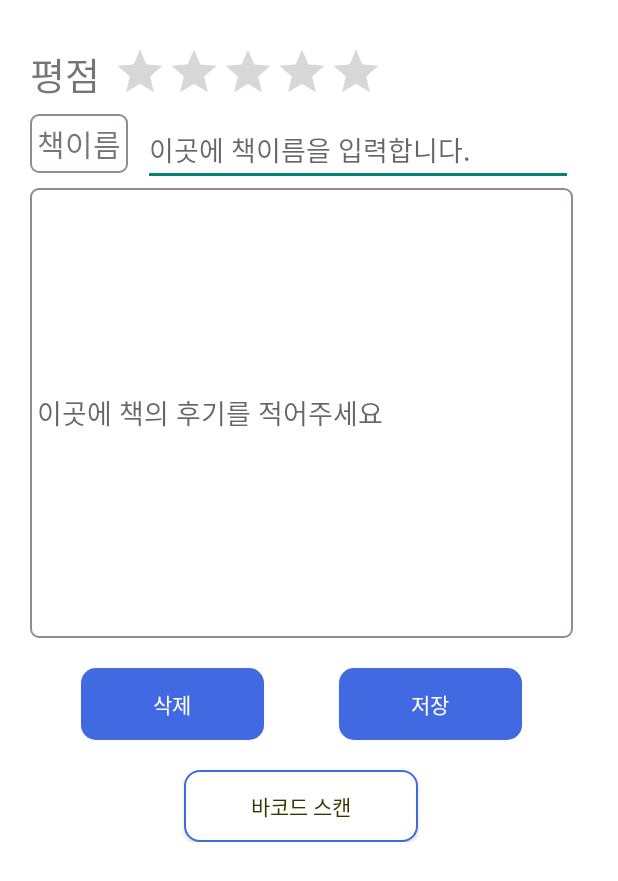
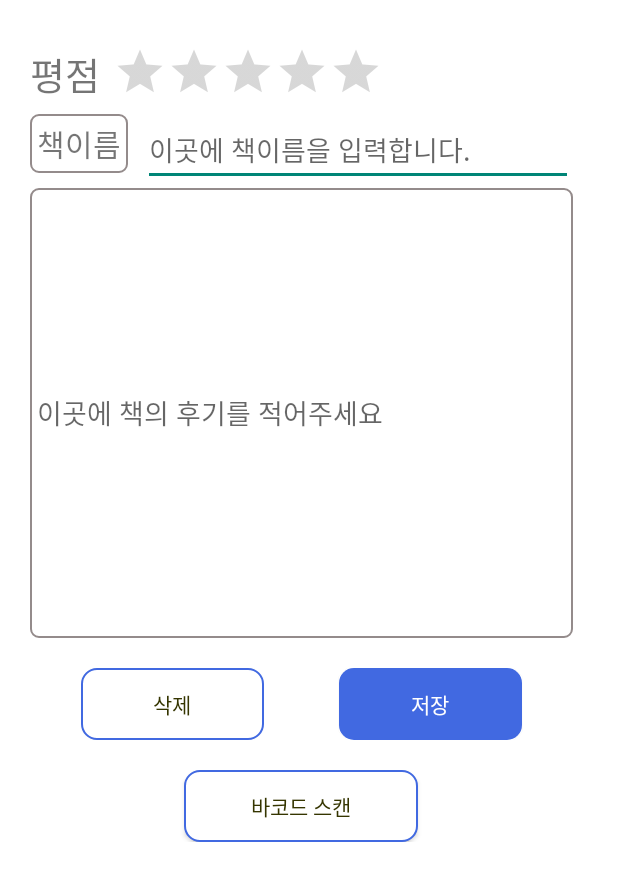
Before and after one commit to Young-Seok-Kim/YoungsBook, an Android app: the layout write_book_review.xml on its own in the app's theme, with its tools: preview values and no code run, on a phone screen of 412 x 824 dp. Shown: the top 881 px of the screen. Run offline under Robolectric (Android 15) with nearby library versions, the phone set to English and light mode, and no system bars.

Commit message:
holder.bindingAdapterPosition -> holder.absoluteAdapterPosition으로 변경

```diff
--- a/app/src/main/java/com/youngsbook/common/recyclerview/ItemClickSupport.kt
+++ b/app/src/main/java/com/youngsbook/common/recyclerview/ItemClickSupport.kt
@@ -20,7 +20,7 @@ class ItemClickSupport(recyclerView: RecyclerView) {
         override fun onSingleClick(v: View?) {
             if (mOnItemClickListener != null) {
                 val holder: RecyclerView.ViewHolder = mRecyclerView!!.getChildViewHolder(v!!)
-                mOnItemClickListener!!.onItemClicked(mRecyclerView, holder.bindingAdapterPosition, v) // holder.adapterPosition
+                mOnItemClickListener!!.onItemClicked(mRecyclerView, holder.absoluteAdapterPosition, v) // holder.adapterPosition
             }
         }
 
@@ -33,7 +33,7 @@ class ItemClickSupport(recyclerView: RecyclerView) {
                     view.setOnClickListener(mOnDoubleClickListener)
                     view.setOnLongClickListener{
                         val holder: RecyclerView.ViewHolder = mRecyclerView!!.getChildViewHolder(it!!)
-                        mOnItemClickListener!!.onItemLongClicked(mRecyclerView, holder.bindingAdapterPosition, it) // holder.adapterPosition
+                        mOnItemClickListener!!.onItemLongClicked(mRecyclerView, holder.absoluteAdapterPosition, it) // holder.adapterPosition
                         return@setOnLongClickListener true
                     }
                 }
--- a/app/src/main/java/com/youngsbook/ui/bookreview/WriteBookReview.kt
+++ b/app/src/main/java/com/youngsbook/ui/bookreview/WriteBookReview.kt
@@ -108,6 +108,7 @@ class WriteBookReview : DialogFragment() {
             binding.editTextBookName.isEnabled = false
             binding.editTextBookReview.setText(MainActivityAdapter.instance.currentItem?.REVIEW)
             binding.ratingBarStar.rating = MainActivityAdapter.instance.currentItem?.STAR_RATING ?: 0F // 기본값 0.0
+            binding.buttonScanBarCode.visibility = View.GONE
         }
     }
 
--- a/app/src/main/res/layout/write_book_review.xml
+++ b/app/src/main/res/layout/write_book_review.xml
@@ -102,8 +102,8 @@
                 android:layout_width="wrap_content"
                 android:layout_height="wrap_content"
                 android:id="@+id/button_Delete"
-                android:background="@drawable/customlayout_button_main"
-                android:textColor="@color/white"
+                android:background="@drawable/customlayout_button_sub"
+                android:textColor="@color/little_light_black"
                 android:layout_weight="2"
                 android:fontFamily="@font/s_core_dream4"
                 android:text="@string/Delete"
```
